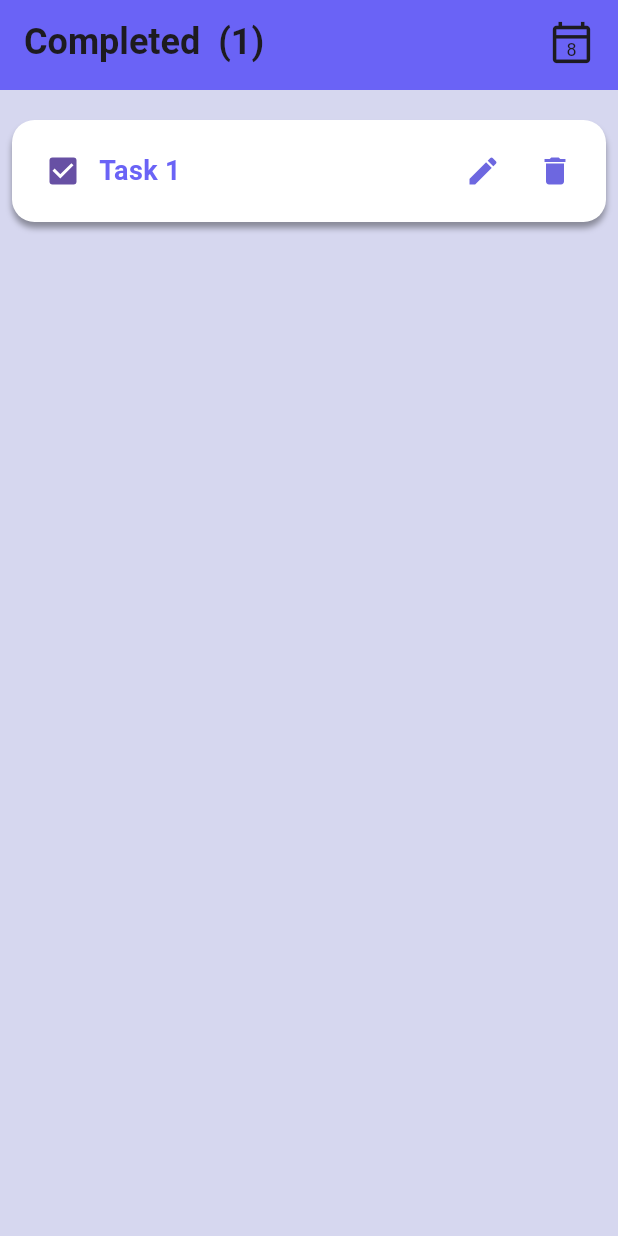
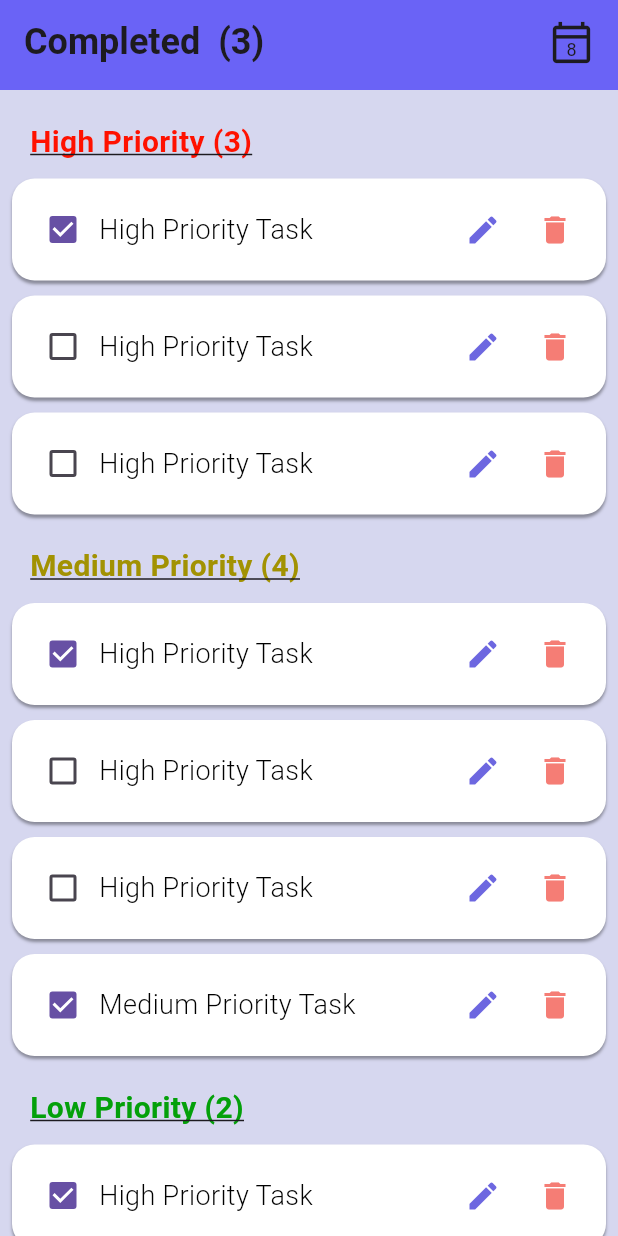
Before and after one commit to ssuvam-dev/flutter-todo, a Flutter app: the CompletedTask screen opened directly, on a phone screen of 412 x 824 dp. Run offline on Flutter 3.47's test engine with Material 3 defaults, Android fonts, the phone set to English and light mode, and no system bars; our stand-ins replace smooth_page_indicator.

Commit message:
Modified design part

```diff
--- a/lib/components/single_task.dart
+++ b/lib/components/single_task.dart
@@ -5,10 +5,8 @@ import 'package:todo/utils/colors.dart';
 import 'package:todo/views/edit_task.dart';
 
 class MySingleTask extends StatefulWidget {
-  final List<TaskList> globalTasks;
    MySingleTask({
     super.key,
-    required this.globalTasks,
    });
 
   @override
@@ -16,31 +14,135 @@ class MySingleTask extends StatefulWidget {
 }
 
 class _MySingleTaskState extends State<MySingleTask> {
-
+ List<TaskList> highPriorityTasks = getHighPriorityTask();
+  List<TaskList> mediumPriorityTasks = getMediumPriorityTask();
+  List<TaskList> lowPriorityTasks = getLowPriorityTask();
   @override
   Widget build(BuildContext context) {
-    return Container(
-      color: bgColor,
-      child: ListView.builder(
-      itemCount: widget.globalTasks.length,
-      itemBuilder: (BuildContext context, int index) {
-        return buildTaskItem(index);
-      }
+
+return SingleChildScrollView(
+  child:   Container(
+        color: bgColor,
+        child: Column(
+          crossAxisAlignment: CrossAxisAlignment.start,
+          children: [
+            buildTaskList("High Priority (${highPriorityTasks.length})", highPriorityTasks,const Color.fromARGB(255, 255, 17, 0)),
+            buildTaskList("Medium Priority (${mediumPriorityTasks.length})", mediumPriorityTasks,const Color.fromARGB(255, 162, 146, 2)),
+            buildTaskList("Low Priority (${lowPriorityTasks.length})", lowPriorityTasks,const Color.fromARGB(255, 4, 160, 10)),
+          ],
+        ),
       ),
+);
+    // return Container(
+    //   color: bgColor,
+    //   child: Padding(
+    //     padding: const EdgeInsets.only(top:10.0),
+    //     child: Column(
+    //       crossAxisAlignment: CrossAxisAlignment.start,
+    //       children: [
+    //         SizedBox(height: 20,),
+    //         Padding(
+    //           padding: EdgeInsets.only(left: 20.0,bottom: 10.0),
+    //           child: Text(
+    //             "High Priority (${highPriorityTasks.length})",
+    //             style: TextStyle(
+    //               decoration: TextDecoration.underline,
+    //               fontSize: 16.0,
+    //               fontWeight: FontWeight.bold,
+    //               color: themeColor
+    //             ),
+    //           ),
+    //         ),
+    //         Container(
+    //           child: ListViewGenerator(highPriorityTasks),
+    //         ),
+
+
+    //         SizedBox(height: 20,),
+    //         Padding(
+    //           padding: EdgeInsets.only(left: 20.0),
+    //           child: Text(
+    //             "Medium Priority (${mediumPriorityTasks.length})",
+    //             style: TextStyle(
+    //               decoration: TextDecoration.underline,
+    //               fontSize: 16.0,
+    //               fontWeight: FontWeight.bold,
+    //               color: themeColor
+    //             ),
+    //           ),
+    //         ),
+    //         Container(
+    //           height: screenSize.height* 0.19,
+    //           child: ListViewGenerator(mediumPriorityTasks),
+    //         ),
+
+    //         SizedBox(height: 20,),
+    //         Padding(
+    //           padding: EdgeInsets.only(left: 20.0),
+    //           child: Text(
+    //             "Low Priority (${lowPriorityTasks.length})",
+    //             style: TextStyle(
+    //               decoration: TextDecoration.underline,
+    //               fontSize: 16.0,
+    //               fontWeight: FontWeight.bold,
+    //               color: themeColor
+    //             ),
+    //           ),
+    //         ),
+    //         Container(
+    //           height: screenSize.height * 0.19,
+    //           child: ListViewGenerator(lowPriorityTasks),
+    //         )
+    //       ],
+    //     ),
+    //   ),
+    // );
+
+  }
+Widget buildTaskList(String title, List<TaskList> tasks,Color colors) {
+    return Column(
+      crossAxisAlignment: CrossAxisAlignment.start,
+      children: [
+        SizedBox(height: 20,),
+        Padding(
+          padding: EdgeInsets.only(left: 20.0),
+          child: Text(
+            title,
+            style: TextStyle(
+                decoration: TextDecoration.underline,
+                fontSize: 20.0,
+                fontWeight: FontWeight.bold,
+                color: colors
+            ),
+          ),
+        ),
+        Container(
+          child: ListViewGenerator(tasks),
+        ),
+      ],
     );
-
+  }
+  ListView ListViewGenerator(globalTasks) {
+    return ListView.builder(
+    shrinkWrap: true,
+      physics: NeverScrollableScrollPhysics(),
+    itemCount: globalTasks.length,
+    itemBuilder: (BuildContext context, int index) {
+      return buildTaskItem(index);
+    }
+    );
   }
 
    Widget buildTaskItem(int index) {
     return Padding(
-      padding: const EdgeInsets.fromLTRB(8, 20, 8, 0),
+      padding: const EdgeInsets.fromLTRB(8, 10, 8, 0),
       child: Column(
         children: [
           Container(
             decoration: BoxDecoration(
               color: Colors.white,
               boxShadow: const [
-                BoxShadow(color: Color.fromRGBO(128, 129, 143, 0.9), blurRadius: 3, offset: Offset(0, 4)),
+                BoxShadow(color: Color.fromRGBO(128, 129, 143, 0.9), blurRadius: 1, offset: Offset(0, 2)),
               ],
               borderRadius: BorderRadius.circular(15),
             ),
@@ -50,10 +152,10 @@ class _MySingleTaskState extends State<MySingleTask> {
                 mainAxisAlignment: MainAxisAlignment.spaceBetween,
                 children: [
                   Checkbox(
-                    value: widget.globalTasks[index].isCompleted ?? false,
+                    value: globalTasks[index].isCompleted ?? false,
                     onChanged: (bool? value) {
                       setState(() {
-                        widget.globalTasks[index].isCompleted = value;
+                        globalTasks[index].isCompleted = value;
                       });
 
                     },
@@ -61,11 +163,11 @@ class _MySingleTaskState extends State<MySingleTask> {
                   Expanded(
                     flex: 2,
                     child: Text(
-                      widget.globalTasks[index].task ?? "",
+                      globalTasks[index].task ?? "",
                       style: const TextStyle(
                         fontSize: 18,
-                        color: themeColor,
-                        fontWeight: FontWeight.w600,
+                        color: Colors.black,
+                        fontWeight: FontWeight.w300,
                       ),
                     ),
                   ),
@@ -80,8 +182,8 @@ class _MySingleTaskState extends State<MySingleTask> {
                               context,
                               MaterialPageRoute(
                                 builder: (context) => EditTodo(
-                                  taskname: widget.globalTasks[index].task ?? "",
-                                  taskdescription: widget.globalTasks[index].description ?? "",
+                                  taskname: globalTasks[index].task ?? "",
+                                  taskdescription: globalTasks[index].description ?? "",
                                 ),
                               ),
                             );
@@ -99,7 +201,7 @@ class _MySingleTaskState extends State<MySingleTask> {
                           },
                           icon: const Icon(
                             Icons.delete,
-                            color: iconColor,
+                            color: Color.fromARGB(255, 245, 125, 117),
                           ),
                         ),
                       ],
--- a/lib/models/tasklist.dart
+++ b/lib/models/tasklist.dart
@@ -2,10 +2,14 @@ class TaskList {
   String? task;
   String? description;
   bool? isCompleted;
+  String? priority;
+  String? date;
 
   TaskList({
     required this.task,
     this.description="Default",
     this.isCompleted=false,
+    required this.priority,
+    required this.date
     });
 }
--- a/lib/models/tasks.dart
+++ b/lib/models/tasks.dart
@@ -1,8 +1,18 @@
+import 'package:intl/intl.dart';
 import 'package:todo/models/tasklist.dart';
 
 List<TaskList> globalTasks = [
-  TaskList(task: "Task 1",description: "test",isCompleted: true),
-  TaskList(task: "Task 2",description: "test",isCompleted: false)
+  TaskList(task: "High Priority Task",description: "test",isCompleted: true,priority: "High",date: DateFormat('yyyy-MM-dd').format(DateTime.now())),
+  TaskList(task: "High Priority Task",description: "test",isCompleted: false,priority: "High",date: DateFormat('yyyy-MM-dd').format(DateTime.now())),
+      TaskList(task: "High Priority Task",description: "test",isCompleted: false,priority: "High",date: DateFormat('yyyy-MM-dd').format(DateTime.now())),
+
+    TaskList(task: "Medium Priority Task",description: "test",isCompleted: true,priority: "Medium",date: DateFormat('yyyy-MM-dd').format(DateTime.now())),
+  TaskList(task: "Medium Priority Task",description: "test",isCompleted: false,priority: "Medium",date: DateFormat('yyyy-MM-dd').format(DateTime.now())),
+      TaskList(task: "Medium Priority Task",description: "test",isCompleted: false,priority: "Medium",date: DateFormat('yyyy-MM-dd').format(DateTime.now())),
+  TaskList(task: "Medium Priority Task",description: "test",isCompleted: false,priority: "Medium",date: DateFormat('yyyy-MM-dd').format(DateTime.now())),
+
+    TaskList(task: "Low Priority Task",description: "test",isCompleted: true,priority: "Low",date: DateFormat('yyyy-MM-dd').format(DateTime.now())),
+  TaskList(task: "Low Priority Task",description: "test",isCompleted: false,priority: "Low",date: DateFormat('yyyy-MM-dd').format(DateTime.now()))
 ];
 
 List<TaskList> getCompletedTasks() {
@@ -13,3 +23,15 @@ List<TaskList> getCompletedTasks() {
 List<TaskList> getNotCompletedTasks() {
   return globalTasks.where((task) => task.isCompleted == false).toList();
 }
+
+List<TaskList> getHighPriorityTask() {
+  return globalTasks.where((task) => task.priority == "High").toList();
+}
+
+List<TaskList> getMediumPriorityTask() {
+  return globalTasks.where((task) => task.priority == "Medium").toList();
+}
+
+List<TaskList> getLowPriorityTask() {
+  return globalTasks.where((task) => task.priority == "Low").toList();
+}
--- a/lib/views/completed_task.dart
+++ b/lib/views/completed_task.dart
@@ -15,7 +15,7 @@ class _CompletedTaskState extends State<CompletedTask> {
    Widget build(BuildContext context) {
     return Scaffold(
         appBar: MyAppBar(apptitle: "Completed",total: getCompletedTasks().length,),
-        body: MySingleTask(globalTasks:getCompletedTasks())
+        body: MySingleTask()
     );
   }
 }
--- a/lib/views/home.dart
+++ b/lib/views/home.dart
@@ -16,7 +16,7 @@ class _HomeState extends State<Home> {
   Widget build(BuildContext context) {
     return Scaffold(
        appBar: MyAppBar(apptitle: "TODO",total: getNotCompletedTasks().length,),
-        body: MySingleTask(globalTasks: getNotCompletedTasks(),)
+        body: MySingleTask()
     );
   }
 }
--- a/pubspec.yaml
+++ b/pubspec.yaml
@@ -9,6 +9,7 @@ environment:
 dependencies:
   flutter:
     sdk: flutter
+  intl: ^0.19.0
   lottie: ^2.7.0
   smooth_page_indicator: ^1.1.0
 
```
Also changed, not shown: lib/views/create_task.dart (+44 -0 lines), pubspec.lock.
